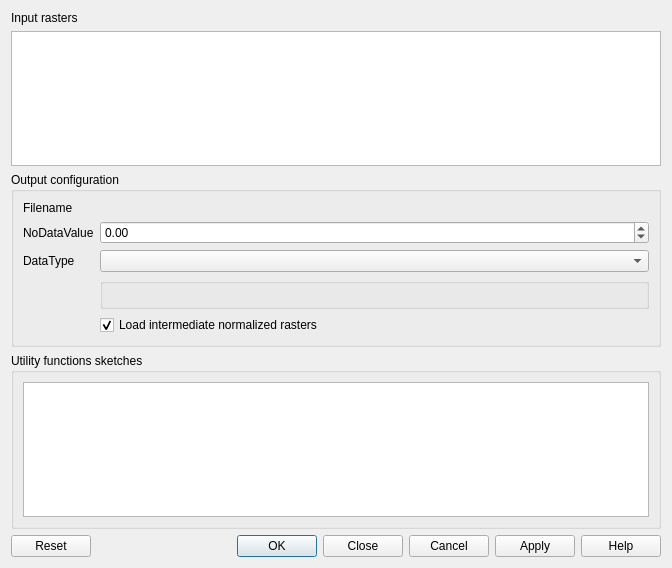
This is pan_batido/views/dialog.ui in fire2a/qgis-pan-europeo as Qt 5 draws it before an edit. The edited form follows.
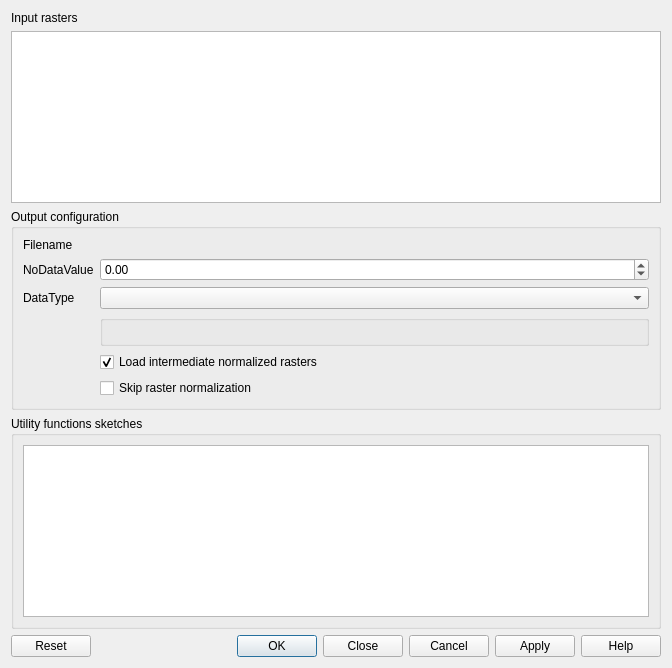
This is the edited form. Custom widgets are drawn as their Qt base class.

Commit message:
Fdobad/issue51 skip_normalization parameter (#52)
* add skip_normalization parameter on model.doit, wrap existing
normalization loop into the case (except for norm_files & names)

* pass projected window to summation when skipping normalization

* add skip normalization checkbox to user interface, pass value to model

* logic to disable loading intermediate rasters if skip normalization is
enabled

* better comments

The edit to the form file:
```diff
--- a/pan_batido/views/dialog.ui
+++ b/pan_batido/views/dialog.ui
@@ -7,7 +7,7 @@
     <x>0</x>
     <y>0</y>
     <width>672</width>
-    <height>568</height>
+    <height>668</height>
    </rect>
   </property>
   <property name="windowTitle">
@@ -108,6 +108,16 @@
         </property>
        </widget>
       </item>
+      <item row="6" column="1">
+       <widget class="QCheckBox" name="checkBox_skip_normalization">
+        <property name="text">
+         <string>Skip raster normalization</string>
+        </property>
+        <property name="checked">
+         <bool>false</bool>
+        </property>
+       </widget>
+      </item>
      </layout>
     </widget>
    </item>
```
The commit also changes 2 other files.
